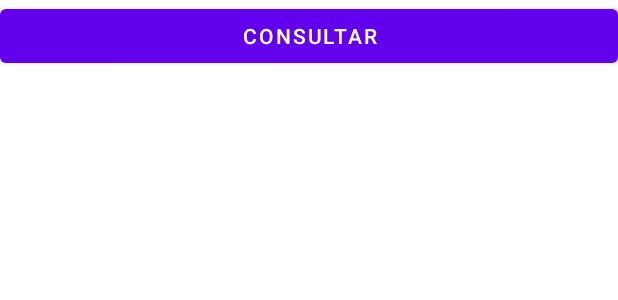
After one commit to RenanFR/placa-pic, an Android app: the layout activity_new_vehicle_enquiry_by_image.xml on its own in the app's theme, with its tools: preview values and no code run, on a phone screen of 412 x 824 dp. The commit adds this screen. Shown: the top 300 px of the screen. Run offline under Robolectric (Android 15) with nearby library versions, the phone set to English and light mode, and no system bars.

Commit message:
Migrating work in progress

```diff
--- a/app/src/main/AndroidManifest.xml
+++ b/app/src/main/AndroidManifest.xml
@@ -14,6 +14,9 @@
         android:theme="@style/Theme.PlacaPic"
         tools:targetApi="31">
         <activity
+            android:name=".NewVehicleEnquiryByImageActivity"
+            android:exported="false" />
+        <activity
             android:name=".MyVehicleInquiriesActivity"
             android:exported="true">
             <intent-filter>
--- a/app/src/main/res/layout/activity_my_vehicle_inquiries.xml
+++ b/app/src/main/res/layout/activity_my_vehicle_inquiries.xml
@@ -1,5 +1,5 @@
 <?xml version="1.0" encoding="utf-8"?>
-<androidx.constraintlayout.widget.ConstraintLayout xmlns:android="http://schemas.android.com/apk/res/android"
+<LinearLayout xmlns:android="http://schemas.android.com/apk/res/android"
     xmlns:app="http://schemas.android.com/apk/res-auto"
     xmlns:tools="http://schemas.android.com/tools"
     android:layout_width="match_parent"
@@ -13,4 +13,4 @@
         app:layoutManager="androidx.recyclerview.widget.LinearLayoutManager"
         tools:listitem="@layout/vehicle_inquiry_item" />
 
-</androidx.constraintlayout.widget.ConstraintLayout>
+</LinearLayout>
--- /dev/null
+++ b/app/src/main/res/layout/activity_new_vehicle_enquiry_by_image.xml
@@ -0,0 +1,15 @@
+<?xml version="1.0" encoding="utf-8"?>
+<ScrollView xmlns:android="http://schemas.android.com/apk/res/android"
+    xmlns:app="http://schemas.android.com/apk/res-auto"
+    xmlns:tools="http://schemas.android.com/tools"
+    android:layout_width="match_parent"
+    android:layout_height="match_parent"
+    tools:context=".NewVehicleEnquiryByImageActivity">
+
+    <Button
+        android:id="@+id/activity_button_send_vehicle_enquiry"
+        android:layout_width="match_parent"
+        android:layout_height="wrap_content"
+        android:text="@string/button_send_vehicle_enquiry" />
+
+</ScrollView>
--- a/app/src/main/res/layout/vehicle_inquiry_item.xml
+++ b/app/src/main/res/layout/vehicle_inquiry_item.xml
@@ -3,7 +3,6 @@
     xmlns:tools="http://schemas.android.com/tools"
     android:layout_width="wrap_content"
     android:layout_height="wrap_content">
-
 
     <LinearLayout
         android:layout_width="match_parent"
--- a/app/src/main/res/values/strings.xml
+++ b/app/src/main/res/values/strings.xml
@@ -1,3 +1,4 @@
 <resources>
     <string name="app_name">PlacaPic</string>
+    <string name="button_send_vehicle_enquiry">Consultar</string>
 </resources>
```
Also changed, not shown: app/src/main/java/br/com/agama/placapic/NewVehicleEnquiryByImageActivity.kt (added, +17 -0 lines).
